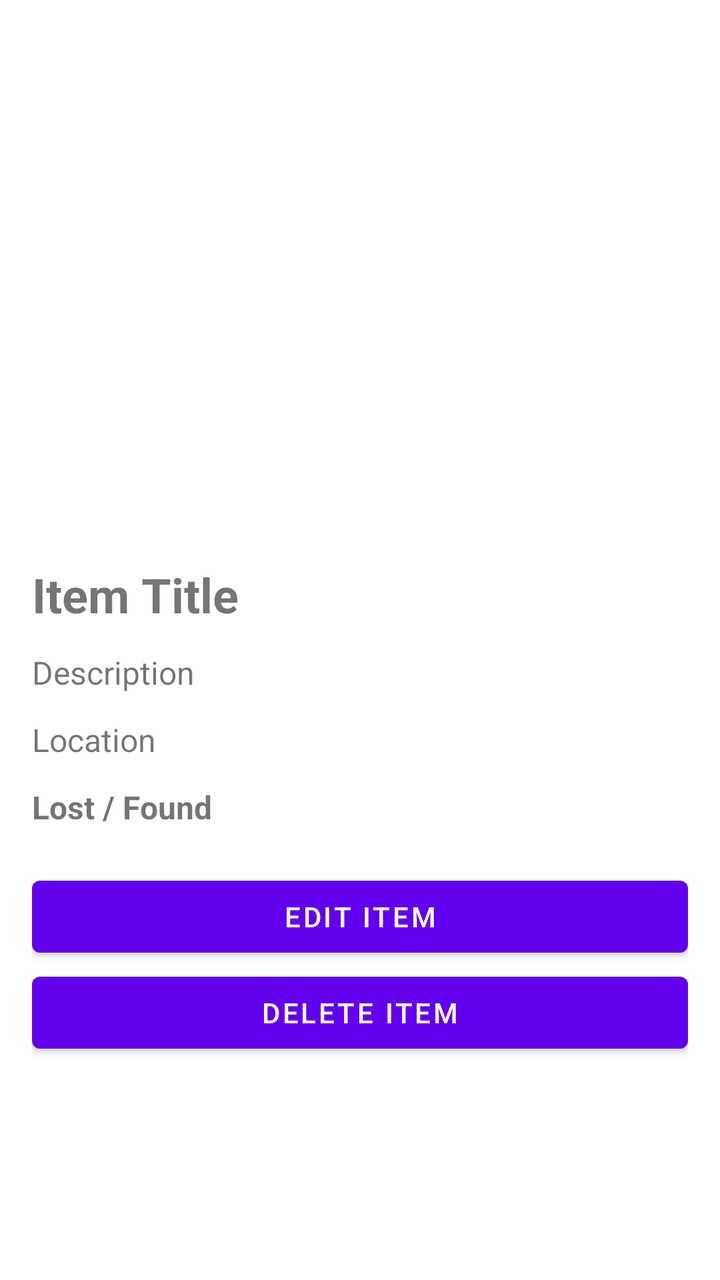
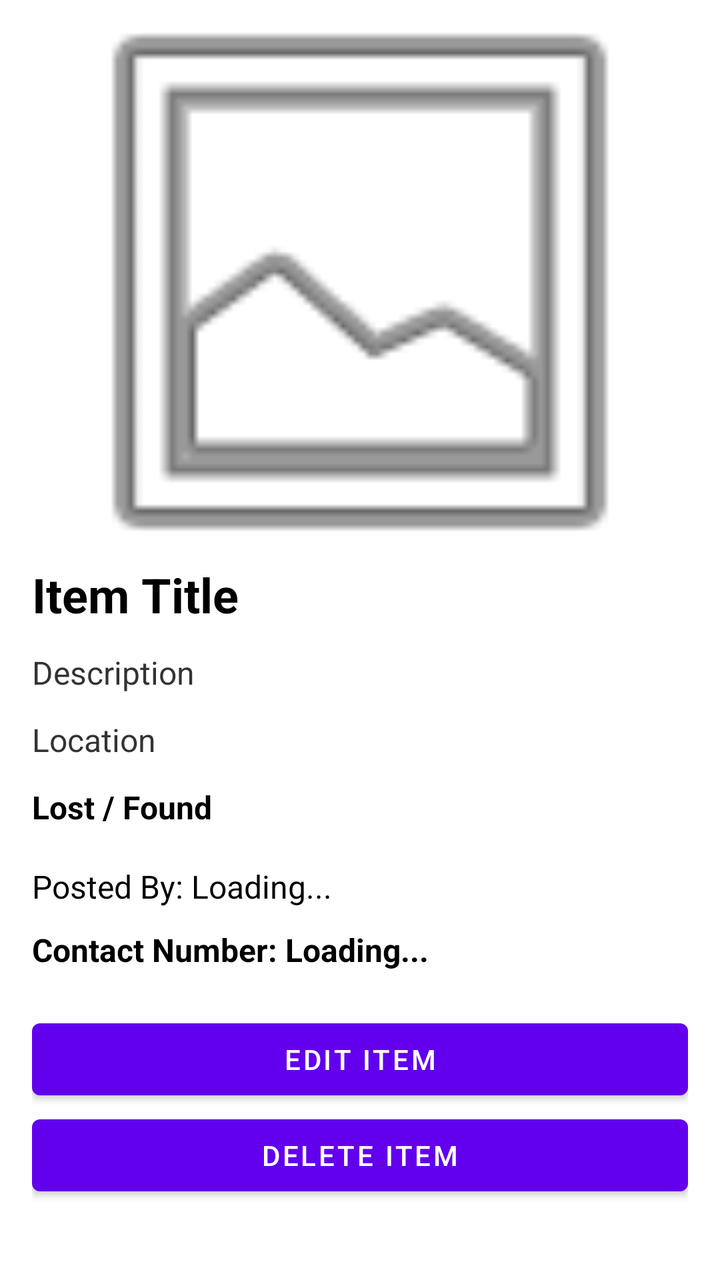

Before-and-after screenshots of an Android layout around one commit, followed by the original layout XML and the change that was made.
<!-- AndroidManifest.xml: application theme Theme.CampusLost -->
<!-- res/layout/activity_item_details.xml -->
<?xml version="1.0" encoding="utf-8"?>
<ScrollView
    xmlns:android="http://schemas.android.com/apk/res/android"
    android:layout_width="match_parent"
    android:layout_height="match_parent">

    <LinearLayout
        android:layout_width="match_parent"
        android:layout_height="wrap_content"
        android:orientation="vertical"
        android:padding="16dp">

        <ImageView
            android:id="@+id/ivDetailsImage"
            android:layout_width="match_parent"
            android:layout_height="250dp"
            android:scaleType="centerCrop"
            android:contentDescription="Item image"/>

        <TextView
            android:id="@+id/tvDetailsTitle"
            android:layout_width="match_parent"
            android:layout_height="wrap_content"
            android:text="Item Title"
            android:textSize="24sp"
            android:textStyle="bold"
            android:layout_marginTop="15dp"/>

        <TextView
            android:id="@+id/tvDetailsDescription"
            android:layout_width="match_parent"
            android:layout_height="wrap_content"
            android:text="Description"
            android:textSize="16sp"
            android:layout_marginTop="12dp"/>

        <TextView
            android:id="@+id/tvDetailsLocation"
            android:layout_width="match_parent"
            android:layout_height="wrap_content"
            android:text="Location"
            android:textSize="16sp"
            android:layout_marginTop="12dp"/>

        <TextView
            android:id="@+id/tvDetailsType"
            android:layout_width="match_parent"
            android:layout_height="wrap_content"
            android:text="Lost / Found"
            android:textSize="16sp"
            android:textStyle="bold"
            android:layout_marginTop="12dp"/>

        <Button
            android:id="@+id/btnEdit"
            android:layout_width="match_parent"
            android:layout_height="wrap_content"
            android:text="Edit Item"
            android:layout_marginTop="20dp"/>

        <Button
            android:id="@+id/btnDelete"
            android:layout_width="match_parent"
            android:layout_height="wrap_content"
            android:text="Delete Item"/>

    </LinearLayout>

</ScrollView>
<!-- resources referenced by this layout -->
<resources>
  <style name="Theme.CampusLost" parent="Theme.MaterialComponents.DayNight.NoActionBar" />
</resources>

<!-- the commit's change to res/layout/activity_item_details.xml (unified diff, before → after) -->
@@ -15,6 +15,7 @@
             android:layout_width="match_parent"
             android:layout_height="250dp"
             android:scaleType="centerCrop"
+            android:src="@android:drawable/ic_menu_gallery"
             android:contentDescription="Item image"/>
 
         <TextView
@@ -24,6 +25,7 @@
             android:text="Item Title"
             android:textSize="24sp"
             android:textStyle="bold"
+            android:textColor="#000000"
             android:layout_marginTop="15dp"/>
 
         <TextView
@@ -32,6 +34,7 @@
             android:layout_height="wrap_content"
             android:text="Description"
             android:textSize="16sp"
+            android:textColor="#333333"
             android:layout_marginTop="12dp"/>
 
         <TextView
@@ -40,6 +43,7 @@
             android:layout_height="wrap_content"
             android:text="Location"
             android:textSize="16sp"
+            android:textColor="#333333"
             android:layout_marginTop="12dp"/>
 
         <TextView
@@ -49,7 +53,27 @@
             android:text="Lost / Found"
             android:textSize="16sp"
             android:textStyle="bold"
+            android:textColor="#000000"
             android:layout_marginTop="12dp"/>
+
+        <TextView
+            android:id="@+id/tvDetailsPoster"
+            android:layout_width="match_parent"
+            android:layout_height="wrap_content"
+            android:text="Posted By: Loading..."
+            android:textSize="16sp"
+            android:textColor="#000000"
+            android:layout_marginTop="18dp"/>
+
+        <TextView
+            android:id="@+id/tvDetailsContact"
+            android:layout_width="match_parent"
+            android:layout_height="wrap_content"
+            android:text="Contact Number: Loading..."
+            android:textSize="16sp"
+            android:textStyle="bold"
+            android:textColor="#000000"
+            android:layout_marginTop="10dp"/>
 
         <Button
             android:id="@+id/btnEdit"
@@ -65,5 +89,4 @@
             android:text="Delete Item"/>
 
     </LinearLayout>
-
 </ScrollView>
